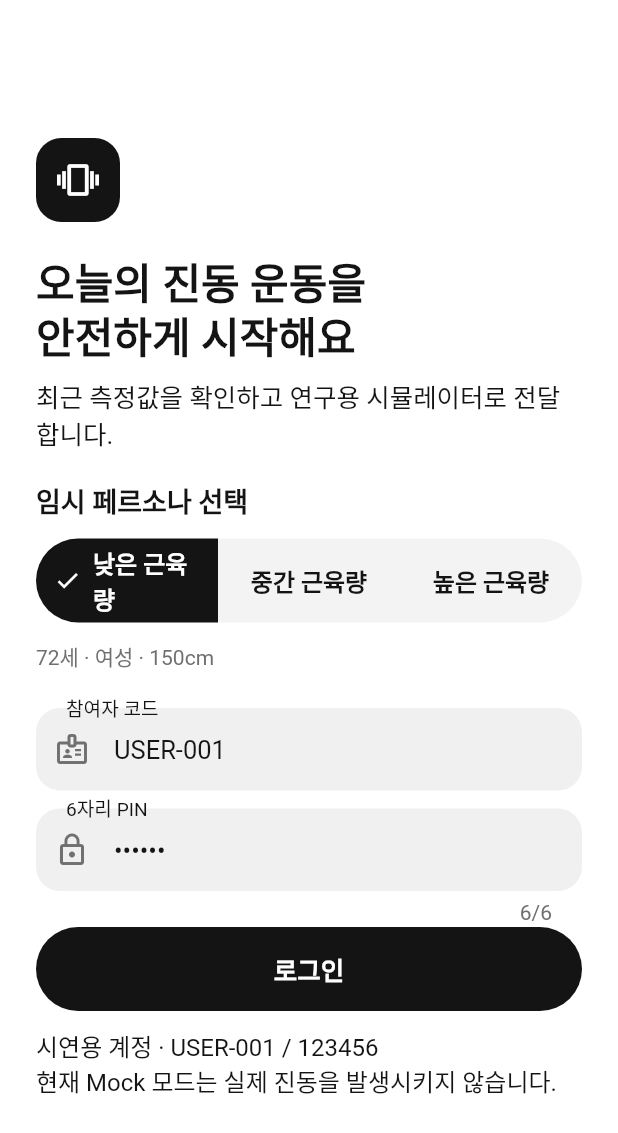
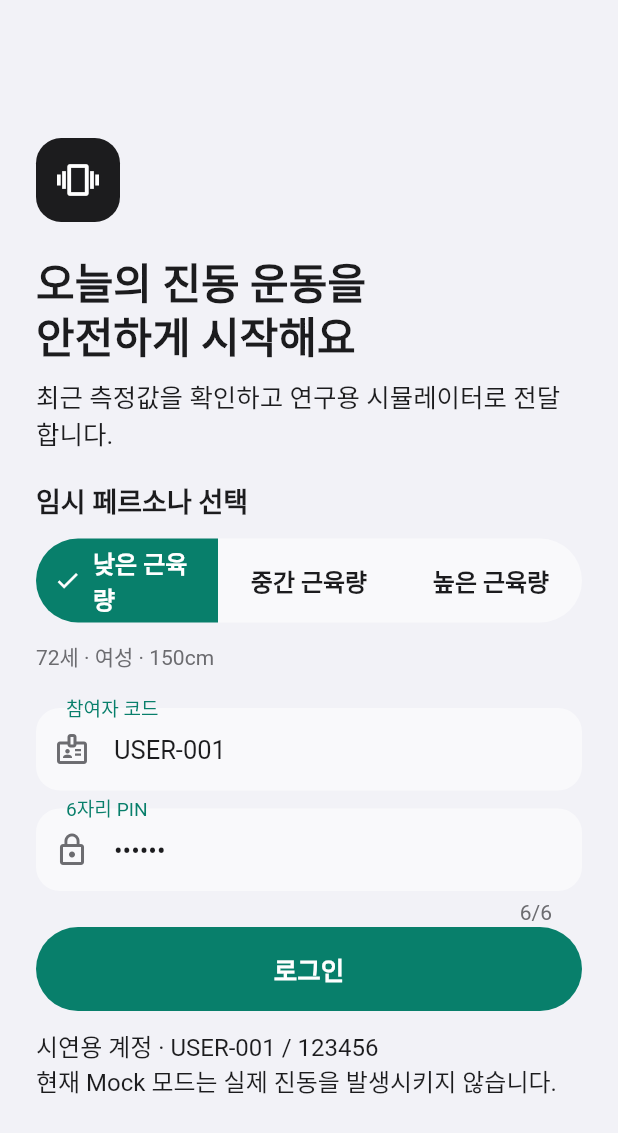
Before and after one commit to Dowon-Kang/vibecare-pilot, a Flutter app: the screen it shows after launch, on a phone screen of 412 x 824 dp. Shown: the top 1133 px of the screen. Run offline on Flutter 3.47's test engine with Material 3 defaults, Android fonts, the phone set to English and light mode, and no system bars; our stand-ins replace dio, flutter_riverpod, flutter_secure_storage.

Commit message:
fix: restore VibeCare teal visual identity

```diff
--- a/mobile-app/lib/theme/app_theme.dart
+++ b/mobile-app/lib/theme/app_theme.dart
@@ -2,28 +2,30 @@ import 'package:flutter/material.dart';
 
 /// Design tokens.
 ///
-/// Visual language: gallery-white monochrome. Near-black ink on a white canvas,
-/// structure carried by a ladder of neutral tints and 1px hairlines instead of
-/// shadows or brand chroma. Every interactive element is a stadium pill,
-/// containers sit at 24px, inputs and inner tiles at 16px.
+/// Visual language: the original VibeCare teal on an iOS-style neutral canvas.
+/// Text stays near-black while interactive and selected states use the brand
+/// color, so controls are distinguishable without making every label colorful.
 ///
 /// Deviations kept on purpose for an assistive-device control screen used by
 /// older participants: `danger` marks BLOCKED / stop actions and `warning`
 /// marks cautions. Neither is ever the only carrier of state; text and icons
 /// always accompany them.
 abstract final class AppColors {
-  static const ink = Color(0xFF141414);
-  static const inkSoft = Color(0xFF262626);
-  static const muted = Color(0xFF707070);
-  static const faint = Color(0xFFADADAD);
+  static const brand = Color(0xFF087F6B);
+  static const brandSoft = Color(0xFFE7F4F1);
+  static const ink = Color(0xFF1C1C1E);
+  static const inkSoft = Color(0xFF3A3A3C);
+  static const muted = Color(0xFF6C6C70);
+  static const faint = Color(0xFF8E8E93);
+  static const background = Color(0xFFF2F2F7);
   static const canvas = Color(0xFFFFFFFF);
-  static const canvasSoft = Color(0xFFF3F3F3);
-  static const field = Color(0xFFF0F0F0);
-  static const hairlineSoft = Color(0xFFF0F0F0);
-  static const hairline = Color(0xFFE0E0E0);
+  static const canvasSoft = Color(0xFFF9F9FB);
+  static const field = Color(0xFFF9F9FB);
+  static const hairlineSoft = Color(0xFFE5E5EA);
+  static const hairline = Color(0xFFD1D1D6);
 
   /// Reserved: one chromatic accent for a single emphasized signal per screen.
-  static const accent = Color(0xFF0066FF);
+  static const accent = brand;
 
   static const warning = Color(0xFF9A5A00);
   static const danger = Color(0xFFB42318);
@@ -58,16 +60,16 @@ abstract final class AppTheme {
   static ThemeData get light {
     final scheme =
         ColorScheme.fromSeed(
-          seedColor: AppColors.ink,
+          seedColor: AppColors.brand,
           brightness: Brightness.light,
           surface: AppColors.canvas,
         ).copyWith(
-          primary: AppColors.ink,
+          primary: AppColors.brand,
           onPrimary: AppColors.canvas,
-          secondary: AppColors.inkSoft,
+          secondary: AppColors.brand,
           onSecondary: AppColors.canvas,
-          secondaryContainer: AppColors.ink,
-          onSecondaryContainer: AppColors.canvas,
+          secondaryContainer: AppColors.brandSoft,
+          onSecondaryContainer: AppColors.brand,
           surfaceContainerLow: AppColors.canvasSoft,
           surfaceContainerHighest: AppColors.field,
           onSurface: AppColors.ink,
@@ -85,10 +87,10 @@ abstract final class AppTheme {
     return ThemeData(
       colorScheme: scheme,
       useMaterial3: true,
-      scaffoldBackgroundColor: AppColors.canvas,
+      scaffoldBackgroundColor: AppColors.background,
       splashFactory: InkSparkle.splashFactory,
       appBarTheme: const AppBarTheme(
-        backgroundColor: AppColors.canvas,
+        backgroundColor: AppColors.background,
         foregroundColor: AppColors.ink,
         elevation: 0,
         scrolledUnderElevation: 0,
@@ -103,9 +105,9 @@ abstract final class AppTheme {
         ),
       ),
       tabBarTheme: const TabBarThemeData(
-        labelColor: AppColors.ink,
+        labelColor: AppColors.brand,
         unselectedLabelColor: AppColors.muted,
-        indicatorColor: AppColors.ink,
+        indicatorColor: AppColors.brand,
         indicatorSize: TabBarIndicatorSize.tab,
         dividerColor: AppColors.hairline,
         labelStyle: TextStyle(fontSize: 16, fontWeight: FontWeight.w600),
@@ -139,7 +141,7 @@ abstract final class AppTheme {
         fillColor: AppColors.field,
         hintStyle: TextStyle(color: AppColors.faint),
         labelStyle: TextStyle(color: AppColors.muted),
-        floatingLabelStyle: TextStyle(color: AppColors.ink),
+        floatingLabelStyle: TextStyle(color: AppColors.brand),
         prefixIconColor: AppColors.muted,
         contentPadding: EdgeInsets.symmetric(
           horizontal: AppSpacing.md,
@@ -159,7 +161,7 @@ abstract final class AppTheme {
         ),
         focusedBorder: OutlineInputBorder(
           borderRadius: AppRadius.smBorder,
-          borderSide: BorderSide(color: AppColors.ink, width: 2),
+          borderSide: BorderSide(color: AppColors.brand, width: 2),
         ),
         errorBorder: OutlineInputBorder(
           borderRadius: AppRadius.smBorder,
@@ -172,7 +174,7 @@ abstract final class AppTheme {
       ),
       filledButtonTheme: FilledButtonThemeData(
         style: FilledButton.styleFrom(
-          backgroundColor: AppColors.ink,
+          backgroundColor: AppColors.brand,
           foregroundColor: AppColors.canvas,
           disabledBackgroundColor: AppColors.canvasSoft,
           disabledForegroundColor: AppColors.faint,
@@ -188,7 +190,7 @@ abstract final class AppTheme {
       outlinedButtonTheme: OutlinedButtonThemeData(
         style: OutlinedButton.styleFrom(
           backgroundColor: AppColors.canvas,
-          foregroundColor: AppColors.ink,
+          foregroundColor: AppColors.brand,
           minimumSize: const Size.fromHeight(52),
           side: const BorderSide(color: AppColors.hairline),
           textStyle: const TextStyle(fontSize: 16, fontWeight: FontWeight.w600),
@@ -197,7 +199,7 @@ abstract final class AppTheme {
       ),
       textButtonTheme: TextButtonThemeData(
         style: TextButton.styleFrom(
-          foregroundColor: AppColors.ink,
+          foregroundColor: AppColors.brand,
           disabledForegroundColor: AppColors.faint,
           minimumSize: pillMinimumSize,
           textStyle: const TextStyle(fontSize: 16, fontWeight: FontWeight.w600),
@@ -221,7 +223,7 @@ abstract final class AppTheme {
           ),
           backgroundColor: WidgetStateProperty.resolveWith(
             (states) => states.contains(WidgetState.selected)
-                ? AppColors.ink
+                ? AppColors.brand
                 : AppColors.canvasSoft,
           ),
           foregroundColor: WidgetStateProperty.resolveWith(
@@ -234,13 +236,13 @@ abstract final class AppTheme {
           iconColor: WidgetStateProperty.resolveWith(
             (states) => states.contains(WidgetState.selected)
                 ? AppColors.canvas
-                : AppColors.ink,
+                : AppColors.brand,
           ),
         ),
       ),
       chipTheme: ChipThemeData(
         backgroundColor: AppColors.canvas,
-        selectedColor: AppColors.ink,
+        selectedColor: AppColors.brand,
         side: const BorderSide(color: AppColors.hairline),
         shape: stadium,
         labelStyle: const TextStyle(
@@ -260,14 +262,14 @@ abstract final class AppTheme {
         showCheckmark: false,
       ),
       sliderTheme: const SliderThemeData(
-        activeTrackColor: AppColors.ink,
-        thumbColor: AppColors.ink,
+        activeTrackColor: AppColors.brand,
+        thumbColor: AppColors.brand,
         inactiveTrackColor: AppColors.hairline,
-        valueIndicatorColor: AppColors.ink,
+        valueIndicatorColor: AppColors.brand,
         showValueIndicator: ShowValueIndicator.onDrag,
       ),
       progressIndicatorTheme: const ProgressIndicatorThemeData(
-        color: AppColors.ink,
+        color: AppColors.brand,
         linearTrackColor: AppColors.hairline,
         circularTrackColor: AppColors.hairline,
       ),
--- a/mobile-app/lib/widgets/human_body_map.dart
+++ b/mobile-app/lib/widgets/human_body_map.dart
@@ -128,9 +128,9 @@ class _PartChip extends StatelessWidget {
           color: selected ? AppColors.canvas : AppColors.ink,
           fontWeight: FontWeight.w600,
         ),
-        selectedColor: AppColors.ink,
+        selectedColor: AppColors.brand,
         backgroundColor: AppColors.canvas,
-        side: BorderSide(color: selected ? AppColors.ink : AppColors.hairline),
+        side: BorderSide(color: selected ? AppColors.brand : AppColors.hairline),
         shape: const StadiumBorder(),
       ),
     ),
@@ -203,8 +203,8 @@ class _HumanSilhouettePainter extends CustomPainter {
   void paint(Canvas canvas, Size size) {
     const neutral = AppColors.canvas;
     const outlineColor = AppColors.faint;
-    final selectedColor = AppColors.ink.withValues(alpha: .78);
-    final wholeBodyColor = AppColors.ink.withValues(alpha: .34);
+    final selectedColor = AppColors.brand.withValues(alpha: .82);
+    final wholeBodyColor = AppColors.brand.withValues(alpha: .38);
 
     Paint fill(BodyPart part) => Paint()
       ..color = selected == BodyPart.wholeBody
```
